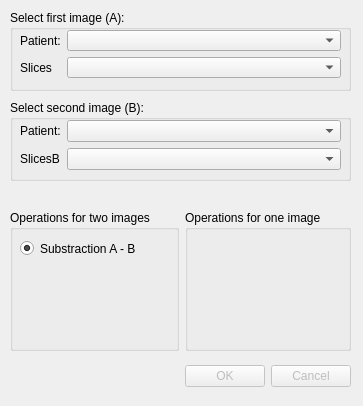
First picture: the form in BrainTumourSegmentation/BrainTumourSegmentation/imagearithmwindow.ui, repository Birky/brain-tumour-segmentation, before the edit.
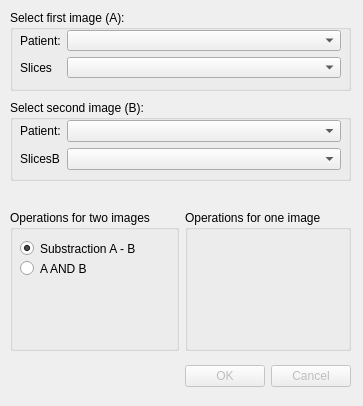
Second picture: the form after the edit.

```diff
--- a/BrainTumourSegmentation/BrainTumourSegmentation/imagearithmwindow.ui
+++ b/BrainTumourSegmentation/BrainTumourSegmentation/imagearithmwindow.ui
@@ -63,6 +63,19 @@
         <bool>true</bool>
        </property>
       </widget>
+      <widget class="QRadioButton" name="ANDradioButton">
+       <property name="geometry">
+        <rect>
+         <x>10</x>
+         <y>50</y>
+         <width>82</width>
+         <height>17</height>
+        </rect>
+       </property>
+       <property name="text">
+        <string>A AND B</string>
+       </property>
+      </widget>
      </widget>
     </item>
     <item row="0" column="1">
```
